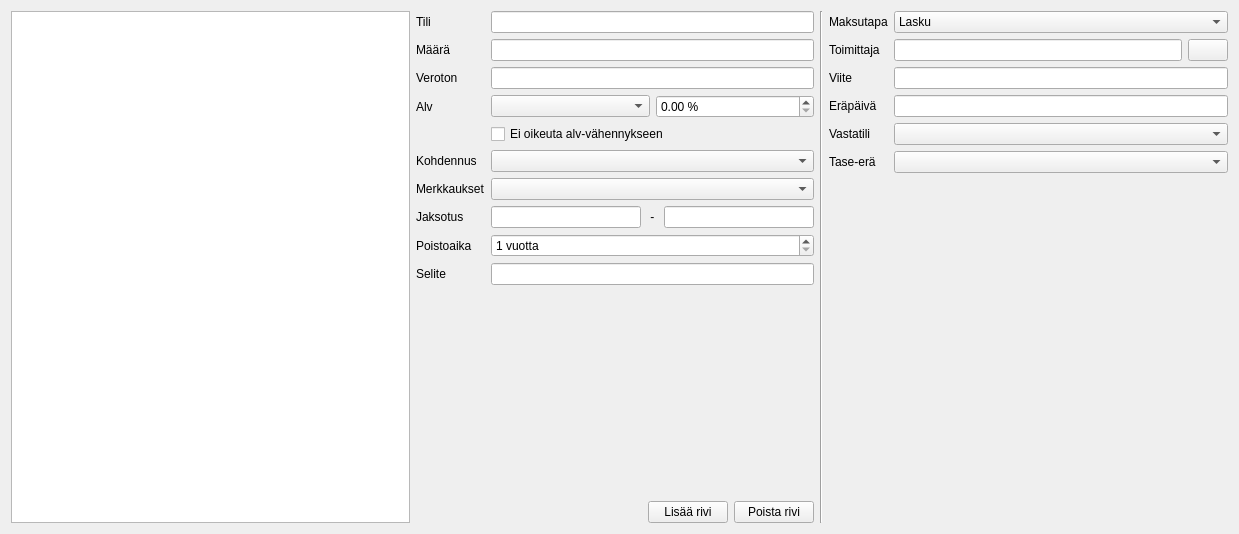
Above: kitupiikki/apuri/tulomenoapuri.ui from artoh/kitupiikki before the change. Below: the same form after it.
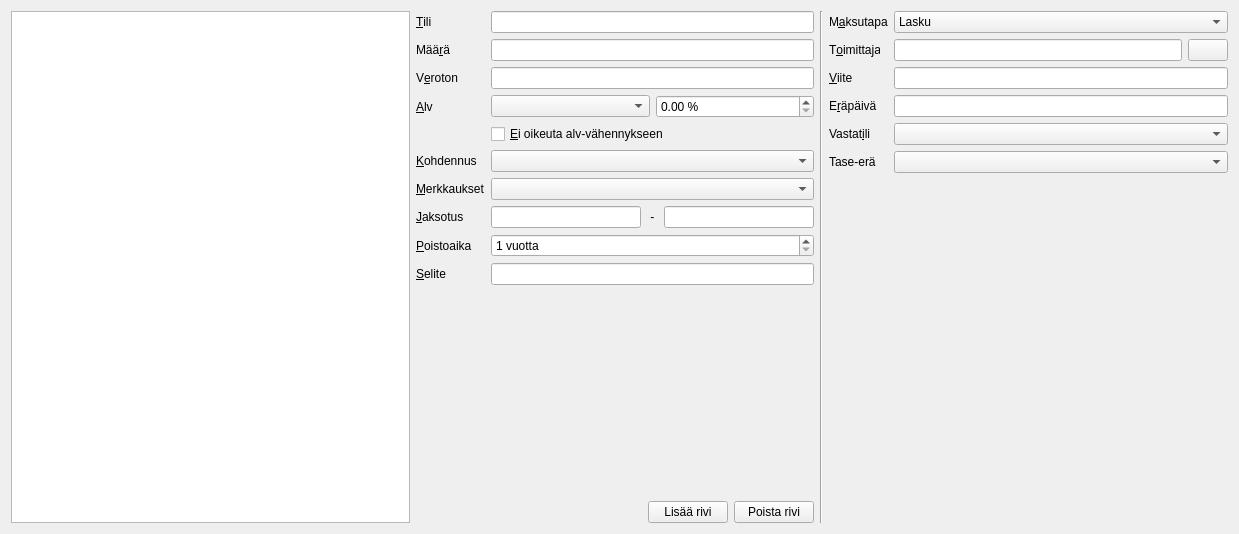
That is the form after the change. Icons and pictures are not drawn. Custom widgets are drawn as their Qt base class.

Commit message:
Kohdennus ja merkkaus tallentuu
TODO jaksotus, asiakas, viite ...

```diff
--- a/kitupiikki/apuri/tulomenoapuri.ui
+++ b/kitupiikki/apuri/tulomenoapuri.ui
@@ -31,7 +31,10 @@
        <item row="0" column="0">
         <widget class="QLabel" name="tiliLabel">
          <property name="text">
-          <string>Tili</string>
+          <string>&amp;Tili</string>
+         </property>
+         <property name="buddy">
+          <cstring>tiliEdit</cstring>
          </property>
         </widget>
        </item>
@@ -41,7 +44,10 @@
        <item row="1" column="0">
         <widget class="QLabel" name="maaraLabel">
          <property name="text">
-          <string>Määrä</string>
+          <string>Mää&amp;rä</string>
+         </property>
+         <property name="buddy">
+          <cstring>maaraEdit</cstring>
          </property>
         </widget>
        </item>
@@ -51,7 +57,10 @@
        <item row="2" column="0">
         <widget class="QLabel" name="verotonLabel">
          <property name="text">
-          <string>Veroton</string>
+          <string>V&amp;eroton</string>
+         </property>
+         <property name="buddy">
+          <cstring>verotonEdit</cstring>
          </property>
         </widget>
        </item>
@@ -61,7 +70,10 @@
        <item row="3" column="0">
         <widget class="QLabel" name="alvLabel">
          <property name="text">
-          <string>Alv</string>
+          <string>&amp;Alv</string>
+         </property>
+         <property name="buddy">
+          <cstring>alvCombo</cstring>
          </property>
         </widget>
        </item>
@@ -82,14 +94,17 @@
        <item row="4" column="1">
         <widget class="QCheckBox" name="vahennysCheck">
          <property name="text">
-          <string>Ei oikeuta alv-vähennykseen</string>
+          <string>&amp;Ei oikeuta alv-vähennykseen</string>
          </property>
         </widget>
        </item>
        <item row="5" column="0">
         <widget class="QLabel" name="kohdennusLabel">
          <property name="text">
-          <string>Kohdennus</string>
+          <string>&amp;Kohdennus</string>
+         </property>
+         <property name="buddy">
+          <cstring>kohdennusCombo</cstring>
          </property>
         </widget>
        </item>
@@ -99,14 +114,20 @@
        <item row="6" column="0">
         <widget class="QLabel" name="merkkauksetLabel">
          <property name="text">
-          <string>Merkkaukset</string>
+          <string>&amp;Merkkaukset</string>
+         </property>
+         <property name="buddy">
+          <cstring>merkkauksetCC</cstring>
          </property>
         </widget>
        </item>
        <item row="7" column="0">
         <widget class="QLabel" name="jaksotusLabel">
          <property name="text">
-          <string>Jaksotus</string>
+          <string>&amp;Jaksotus</string>
+         </property>
+         <property name="buddy">
+          <cstring>alkuEdit</cstring>
          </property>
         </widget>
        </item>
@@ -130,7 +151,10 @@
        <item row="8" column="0">
         <widget class="QLabel" name="poistoLabel">
          <property name="text">
-          <string>Poistoaika</string>
+          <string>&amp;Poistoaika</string>
+         </property>
+         <property name="buddy">
+          <cstring>poistoSpin</cstring>
          </property>
         </widget>
        </item>
@@ -150,7 +174,10 @@
        <item row="9" column="0">
         <widget class="QLabel" name="seliteLabel">
          <property name="text">
-          <string>Selite</string>
+          <string>&amp;Selite</string>
+         </property>
+         <property name="buddy">
+          <cstring>seliteEdit</cstring>
          </property>
         </widget>
        </item>
@@ -240,7 +267,10 @@
        <item row="0" column="0">
         <widget class="QLabel" name="maksutapaLabel">
          <property name="text">
-          <string>Maksutapa</string>
+          <string>M&amp;aksutapa</string>
+         </property>
+         <property name="buddy">
+          <cstring>maksutapaCombo</cstring>
          </property>
         </widget>
        </item>
@@ -305,7 +335,10 @@
        <item row="1" column="0">
         <widget class="QLabel" name="toimittajaLabel">
          <property name="text">
-          <string>Toimittaja</string>
+          <string>T&amp;oimittaja</string>
+         </property>
+         <property name="buddy">
+          <cstring>toimittajaEdit</cstring>
          </property>
         </widget>
        </item>
@@ -333,7 +366,10 @@
        <item row="2" column="0">
         <widget class="QLabel" name="viiteLabel">
          <property name="text">
-          <string>Viite</string>
+          <string>&amp;Viite</string>
+         </property>
+         <property name="buddy">
+          <cstring>viiteEdit</cstring>
          </property>
         </widget>
        </item>
@@ -343,7 +379,10 @@
        <item row="3" column="0">
         <widget class="QLabel" name="erapaivaLabel">
          <property name="text">
-          <string>Eräpäivä</string>
+          <string>E&amp;räpäivä</string>
+         </property>
+         <property name="buddy">
+          <cstring>erapaivaEdit</cstring>
          </property>
         </widget>
        </item>
@@ -353,7 +392,10 @@
        <item row="4" column="0">
         <widget class="QLabel" name="vastatiliLabel">
          <property name="text">
-          <string>Vastatili</string>
+          <string>Vastat&amp;ili</string>
+         </property>
+         <property name="buddy">
+          <cstring>vastatiliCombo</cstring>
          </property>
         </widget>
        </item>
```
Left out of the diff: 3 changed lines with no effect on the pictures. The commit also changes 14 other files.
